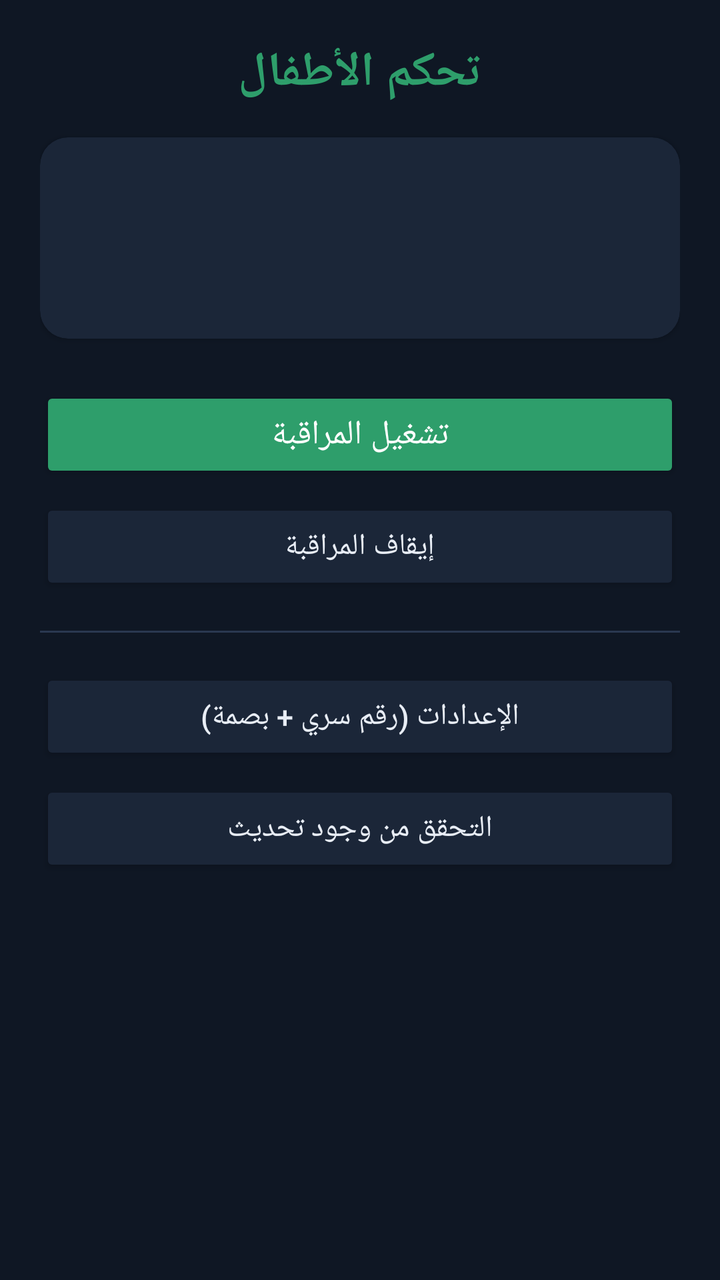
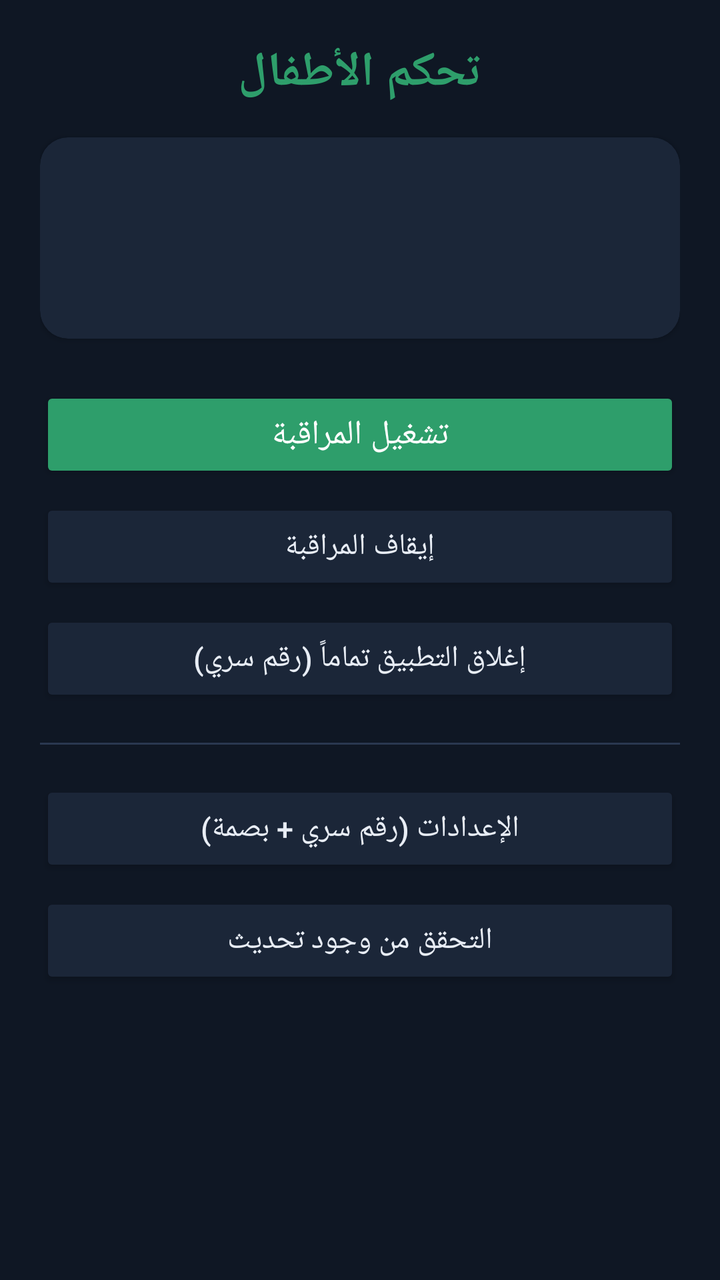

The first picture is an Android layout as it rendered before a commit; the second is the same layout after the commit. The layout source and the unified diff follow.
<!-- AndroidManifest.xml: application theme Theme.KidsControl -->
<!-- res/layout/activity_main.xml -->
<?xml version="1.0" encoding="utf-8"?>
<ScrollView xmlns:android="http://schemas.android.com/apk/res/android"
    android:layout_width="match_parent"
    android:layout_height="match_parent"
    android:background="@color/bg"
    android:fillViewport="true">

    <LinearLayout
        android:layout_width="match_parent"
        android:layout_height="wrap_content"
        android:orientation="vertical">

        
        <LinearLayout
            android:id="@+id/home_root"
            android:layout_width="match_parent"
            android:layout_height="wrap_content"
            android:orientation="vertical"
            android:padding="20dp">

            <TextView
                android:layout_width="match_parent"
                android:layout_height="wrap_content"
                android:text="@string/app_name"
                android:textColor="@color/accent"
                android:textSize="24sp"
                android:textStyle="bold"
                android:gravity="center"
                android:paddingBottom="16dp" />

            <androidx.cardview.widget.CardView style="@style/Card">
                <LinearLayout style="@style/CardInner">
                    <TextView
                        android:id="@+id/tv_home_status"
                        android:layout_width="match_parent"
                        android:layout_height="wrap_content"
                        android:textColor="@color/text"
                        android:textSize="20sp"
                        android:textStyle="bold"
                        android:gravity="center"
                        android:paddingTop="6dp"
                        android:paddingBottom="6dp" />
                    <TextView
                        android:id="@+id/tv_home_sub"
                        style="@style/Hint"
                        android:gravity="center" />
                </LinearLayout>
            </androidx.cardview.widget.CardView>

            <Button
                android:id="@+id/btn_home_start"
                style="@style/Primary"
                android:text="@string/start_monitor" />
            <Button
                android:id="@+id/btn_home_stop"
                style="@style/Secondary"
                android:text="@string/stop_monitor" />

            <View style="@style/Divider" />

            <Button
                android:id="@+id/btn_open_settings"
                style="@style/Secondary"
                android:text="@string/open_settings" />

            <Button
                android:id="@+id/btn_update"
                style="@style/Secondary"
                android:text="@string/check_update" />

            <TextView
                android:id="@+id/tv_version"
                android:layout_width="match_parent"
                android:layout_height="wrap_content"
                android:gravity="center"
                android:paddingTop="10dp"
                android:textColor="@color/hint"
                android:textSize="13sp" />
        </LinearLayout>

        
        <LinearLayout
            android:id="@+id/settings_root"
            android:layout_width="match_parent"
            android:layout_height="wrap_content"
            android:orientation="vertical"
            android:visibility="gone"
            android:padding="20dp">

            <TextView
                android:layout_width="match_parent"
                android:layout_height="wrap_content"
                android:text="@string/settings_title"
                android:textColor="@color/accent"
                android:textSize="22sp"
                android:textStyle="bold"
                android:gravity="center"
                android:paddingBottom="16dp" />

            
            <androidx.cardview.widget.CardView
                style="@style/Card">
                <LinearLayout style="@style/CardInner">
                    <CheckBox
                        android:id="@+id/cb_yt"
                        android:layout_width="match_parent"
                        android:layout_height="wrap_content"
                        android:text="@string/limit_youtube"
                        android:textColor="@color/text"
                        android:textSize="17sp" />
                    <TextView style="@style/Hint" android:text="@string/minutes_label" />
                    <EditText
                        android:id="@+id/et_yt"
                        style="@style/Num"
                        android:hint="30" />
                </LinearLayout>
            </androidx.cardview.widget.CardView>

            
            <androidx.cardview.widget.CardView
                style="@style/Card">
                <LinearLayout style="@style/CardInner">
                    <CheckBox
                        android:id="@+id/cb_game"
                        android:layout_width="match_parent"
                        android:layout_height="wrap_content"
                        android:text="@string/limit_games"
                        android:textColor="@color/text"
                        android:textSize="17sp" />
                    <TextView style="@style/Hint" android:text="@string/minutes_label" />
                    <EditText
                        android:id="@+id/et_game"
                        style="@style/Num"
                        android:hint="30" />
                </LinearLayout>
            </androidx.cardview.widget.CardView>

            
            <androidx.cardview.widget.CardView
                style="@style/Card">
                <LinearLayout style="@style/CardInner">
                    <TextView
                        android:layout_width="match_parent"
                        android:layout_height="wrap_content"
                        android:text="@string/cooldown_label"
                        android:textColor="@color/text"
                        android:textSize="17sp" />
                    <TextView style="@style/Hint" android:text="@string/cooldown_hint" />
                    <EditText
                        android:id="@+id/et_cooldown"
                        style="@style/Num"
                        android:hint="10" />
                </LinearLayout>
            </androidx.cardview.widget.CardView>

            
            <androidx.cardview.widget.CardView
                style="@style/Card">
                <LinearLayout style="@style/CardInner">
                    <CheckBox
                        android:id="@+id/cb_schedule"
                        android:layout_width="match_parent"
                        android:layout_height="wrap_content"
                        android:text="@string/schedule_label"
                        android:textColor="@color/text"
                        android:textSize="17sp" />
                    <TextView style="@style/Hint" android:text="@string/schedule_hint" />
                    <Button
                        android:id="@+id/btn_sched_from"
                        style="@style/Secondary"
                        android:text="@string/sched_from" />
                    <Button
                        android:id="@+id/btn_sched_to"
                        style="@style/Secondary"
                        android:text="@string/sched_to" />
                </LinearLayout>
            </androidx.cardview.widget.CardView>

            
            <androidx.cardview.widget.CardView style="@style/Card">
                <LinearLayout style="@style/CardInner">
                    <CheckBox
                        android:id="@+id/cb_night"
                        android:layout_width="match_parent"
                        android:layout_height="wrap_content"
                        android:text="@string/night_label"
                        android:textColor="@color/text"
                        android:textSize="17sp" />
                    <TextView style="@style/Hint" android:text="@string/night_hint" />
                    <Button android:id="@+id/btn_night_from" style="@style/Secondary" android:text="@string/night_from" />
                    <Button android:id="@+id/btn_night_to" style="@style/Secondary" android:text="@string/night_to" />
                    <TextView style="@style/Hint" android:text="@string/night_limit_label" />
                    <EditText android:id="@+id/et_night_limit" style="@style/Num" android:hint="1" />
                </LinearLayout>
            </androidx.cardview.widget.CardView>

            
            <androidx.cardview.widget.CardView style="@style/Card">
                <LinearLayout style="@style/CardInner">
                    <TextView
                        android:layout_width="match_parent"
                        android:layout_height="wrap_content"
                        android:text="@string/break_settings_label"
                        android:textColor="@color/text"
                        android:textSize="17sp" />
                    <TextView style="@style/Hint" android:text="@string/break_hint" />
                    <TextView style="@style/Hint" android:text="@string/break_threshold_label" />
                    <EditText android:id="@+id/et_break_threshold" style="@style/Num" android:hint="20" />
                    <TextView style="@style/Hint" android:text="@string/break_minutes_label" />
                    <EditText android:id="@+id/et_break_minutes" style="@style/Num" android:hint="60" />
                </LinearLayout>
            </androidx.cardview.widget.CardView>

            
            <androidx.cardview.widget.CardView style="@style/Card">
                <LinearLayout style="@style/CardInner">
                    <TextView
                        android:layout_width="match_parent"
                        android:layout_height="wrap_content"
                        android:text="@string/resume_label"
                        android:textColor="@color/text"
                        android:textSize="17sp" />
                    <TextView style="@style/Hint" android:text="@string/resume_hint" />
                    <EditText android:id="@+id/et_resume" style="@style/Num" android:hint="30" />
                </LinearLayout>
            </androidx.cardview.widget.CardView>

            
            <androidx.cardview.widget.CardView style="@style/Card">
                <LinearLayout style="@style/CardInner">
                    <CheckBox
                        android:id="@+id/cb_revert"
                        android:layout_width="match_parent"
                        android:layout_height="wrap_content"
                        android:text="@string/revert_label"
                        android:textColor="@color/text"
                        android:textSize="17sp" />
                    <TextView style="@style/Hint" android:text="@string/revert_hint" />
                    <TextView style="@style/Hint" android:text="@string/revert_minutes_label" />
                    <EditText android:id="@+id/et_revert" style="@style/Num" android:hint="30" />
                    <Button
                        android:id="@+id/btn_save_default"
                        style="@style/Secondary"
                        android:text="@string/save_as_default" />
                    <TextView android:id="@+id/tv_default_status" style="@style/Hint" />
                </LinearLayout>
            </androidx.cardview.widget.CardView>

            
            <androidx.cardview.widget.CardView
                style="@style/Card">
                <LinearLayout style="@style/CardInner">
                    <TextView
                        android:layout_width="match_parent"
                        android:layout_height="wrap_content"
                        android:text="@string/apps_label"
                        android:textColor="@color/text"
                        android:textSize="17sp" />
                    <TextView style="@style/Hint" android:text="@string/apps_hint" />
                    <Button android:id="@+id/btn_pick_video" style="@style/Secondary" android:text="@string/pick_video" />
                    <Button android:id="@+id/btn_pick_games" style="@style/Secondary" android:text="@string/pick_games" />
                    <Button android:id="@+id/btn_pick_allowed" style="@style/Secondary" android:text="@string/pick_allowed" />
                </LinearLayout>
            </androidx.cardview.widget.CardView>

            <Button
                android:id="@+id/btn_save"
                style="@style/Primary"
                android:text="@string/save_settings" />

            <Button
                android:id="@+id/btn_change_pin"
                style="@style/Secondary"
                android:text="@string/change_pin" />

            <View style="@style/Divider" />

            
            <TextView
                android:layout_width="match_parent"
                android:layout_height="wrap_content"
                android:text="@string/permissions"
                android:textColor="@color/accent"
                android:textSize="18sp"
                android:textStyle="bold"
                android:paddingTop="8dp"
                android:paddingBottom="8dp" />

            <TextView
                android:id="@+id/tv_usage_status"
                style="@style/Status" />
            <Button
                android:id="@+id/btn_usage"
                style="@style/Secondary"
                android:text="@string/grant_usage" />

            <TextView
                android:id="@+id/tv_overlay_status"
                style="@style/Status" />
            <Button
                android:id="@+id/btn_overlay"
                style="@style/Secondary"
                android:text="@string/grant_overlay" />

            <TextView
                android:layout_width="match_parent"
                android:layout_height="wrap_content"
                android:text="@string/protection_title"
                android:textColor="@color/accent"
                android:textSize="18sp"
                android:textStyle="bold"
                android:paddingTop="18dp"
                android:paddingBottom="4dp" />
            <TextView style="@style/Hint" android:text="@string/protection_hint" />

            <Button
                android:id="@+id/btn_restricted"
                style="@style/Secondary"
                android:text="@string/grant_restricted" />

            <TextView
                android:id="@+id/tv_a11y_status"
                style="@style/Status" />
            <Button
                android:id="@+id/btn_a11y"
                style="@style/Secondary"
                android:text="@string/grant_a11y" />

            <TextView
                android:id="@+id/tv_notif_status"
                style="@style/Status" />
            <Button
                android:id="@+id/btn_notif"
                style="@style/Secondary"
                android:text="@string/grant_notif" />

            <TextView
                android:id="@+id/tv_admin_status"
                style="@style/Status" />
            <Button
                android:id="@+id/btn_admin"
                style="@style/Secondary"
                android:text="@string/grant_admin" />

            <View style="@style/Divider" />

            <TextView
                android:id="@+id/tv_service_status"
                style="@style/Status" />

            <Button
                android:id="@+id/btn_start"
                style="@style/Primary"
                android:text="@string/start_monitor" />
            <Button
                android:id="@+id/btn_stop"
                style="@style/Secondary"
                android:text="@string/stop_monitor" />

        </LinearLayout>
    </LinearLayout>
</ScrollView>
<!-- resources referenced by this layout -->
<resources>
  <color name="accent">#2E9E6B</color>
  <color name="bg">#0F1724</color>
  <color name="hint">#9AA7BD</color>
  <color name="text">#E8EDF5</color>
  <string name="app_name">تحكم الأطفال</string>
  <string name="apps_label">التطبيقات</string>
  <string name="break_minutes_label">مدة الاستراحة (بالدقائق):</string>
  <string name="break_settings_label">الاستراحة الإجبارية</string>
  <string name="break_threshold_label">زمن الجلسة الذي يُلزم الاستراحة (بالدقائق):</string>
  <string name="change_pin">تغيير الرقم السري</string>
  <string name="check_update">التحقق من وجود تحديث</string>
  <string name="cooldown_label">مدة الراحة لإعادة التصفير</string>
  <string name="grant_a11y">٢) تفعيل خدمة الحماية (إمكانية الوصول)</string>
  <string name="grant_admin">٤) منع حذف التطبيق (مسؤول الجهاز)</string>
  <string name="grant_notif">٣) كشف تشغيل الفيديو (الوصول للإشعارات)</string>
  <string name="grant_overlay">منح صلاحية «العرض فوق التطبيقات»</string>
  <string name="grant_restricted">١) السماح بالإعدادات المقيدة</string>
  <string name="grant_usage">منح صلاحية «الوصول إلى بيانات الاستخدام»</string>
  <string name="limit_games">تفعيل الحد على الألعاب</string>
  <string name="limit_youtube">تفعيل الحد على الفيديو (يوتيوب، تيك توك، إنستغرام، المتصفح…)</string>
  <string name="minutes_label">المدة المسموحة (بالدقائق):</string>
  <string name="night_from">من الساعة: %1$s</string>
  <string name="night_hint">خلال هذه الفترة يصبح الحد للفيديو والألعاب قصيراً جداً (دقيقة واحدة افتراضياً).</string>
  <string name="night_label">قيود الليل (حد مشدّد ليلاً)</string>
  <string name="night_limit_label">الحد الليلي (بالدقائق):</string>
  <string name="night_to">إلى الساعة: %1$s</string>
  <string name="open_settings">الإعدادات (رقم سري + بصمة)</string>
  <string name="permissions">الصلاحيات المطلوبة</string>
  <string name="pick_allowed">تطبيقات مسموحة دائماً (لا تُحتسب)…</string>
  <string name="pick_games">الألعاب…</string>
  <string name="pick_video">تطبيقات الفيديو…</string>
  <string name="protection_title">الحماية من التحايل</string>
  <string name="resume_hint">عند إيقافك المراقبة يدوياً تعود للعمل تلقائياً بعد هذه المدة، فلا تُنسى متوقفة.</string>
  <string name="resume_label">العودة التلقائية بعد الإيقاف</string>
  <string name="revert_hint">أي تغيير تجريه على الإعدادات يُعتبر مؤقتاً، ويعود التطبيق للإعداد الافتراضي المحفوظ كل مدة تحددها.</string>
  <string name="revert_label">العودة للإعداد الافتراضي تلقائياً</string>
  <string name="revert_minutes_label">كل كم دقيقة يعود للإعداد الافتراضي:</string>
  <string name="save_as_default">حفظ الإعدادات الحالية كإعداد افتراضي</string>
  <string name="save_settings">حفظ الإعدادات</string>
  <string name="sched_from">من الساعة: %1$s</string>
  <string name="sched_to">إلى الساعة: %1$s</string>
  <string name="schedule_hint">خلال هذه الفترة لا تعمل المراقبة (مثلاً وقت الدوام نهاراً). تُستأنف تلقائياً بعدها.</string>
  <string name="schedule_label">تعطيل المراقبة في وقت محدد يومياً</string>
  <string name="settings_title">الإعدادات</string>
  <string name="start_monitor">تشغيل المراقبة</string>
  <string name="stop_monitor">إيقاف المراقبة</string>
  <color name="card">#1B2638</color>
  <color name="divider">#2A3850</color>
  <color name="accent_dark">#247A52</color>
  <!-- unchanged entries left out for length: 13 -->
</resources>

<!-- the commit's change to res/layout/activity_main.xml (unified diff, before → after) -->
@@ -55,6 +55,10 @@
                 android:id="@+id/btn_home_stop"
                 style="@style/Secondary"
                 android:text="@string/stop_monitor" />
+            <Button
+                android:id="@+id/btn_home_close"
+                style="@style/Secondary"
+                android:text="@string/close_app" />
 
             <View style="@style/Divider" />
 
@@ -180,6 +184,50 @@
             <androidx.cardview.widget.CardView style="@style/Card">
                 <LinearLayout style="@style/CardInner">
                     <CheckBox
+                        android:id="@+id/cb_relax"
+                        android:layout_width="match_parent"
+                        android:layout_height="wrap_content"
+                        android:text="@string/relax_label"
+                        android:textColor="@color/text"
+                        android:textSize="17sp" />
+                    <TextView style="@style/Hint" android:text="@string/relax_hint" />
+                    <Button android:id="@+id/btn_relax_days" style="@style/Secondary" android:text="@string/relax_days_btn" />
+                    <TextView style="@style/Hint" android:text="@string/relax_limit_label" />
+                    <EditText android:id="@+id/et_relax_limit" style="@style/Num" android:hint="60" />
+                </LinearLayout>
+            </androidx.cardview.widget.CardView>
+
+            
+            <androidx.cardview.widget.CardView style="@style/Card">
+                <LinearLayout style="@style/CardInner">
+                    <TextView
+                        android:layout_width="match_parent"
+                        android:layout_height="wrap_content"
+                        android:text="@string/exclude_label"
+                        android:textColor="@color/text"
+                        android:textSize="17sp" />
+                    <TextView style="@style/Hint" android:text="@string/exclude_hint" />
+                    <CheckBox
+                        android:id="@+id/cb_exclude_fb"
+                        android:layout_width="match_parent"
+                        android:layout_height="wrap_content"
+                        android:text="@string/exclude_fb"
+                        android:textColor="@color/text"
+                        android:textSize="16sp" />
+                    <CheckBox
+                        android:id="@+id/cb_exclude_ig"
+                        android:layout_width="match_parent"
+                        android:layout_height="wrap_content"
+                        android:text="@string/exclude_ig"
+                        android:textColor="@color/text"
+                        android:textSize="16sp" />
+                </LinearLayout>
+            </androidx.cardview.widget.CardView>
+
+            
+            <androidx.cardview.widget.CardView style="@style/Card">
+                <LinearLayout style="@style/CardInner">
+                    <CheckBox
                         android:id="@+id/cb_night"
                         android:layout_width="match_parent"
                         android:layout_height="wrap_content"
<!-- resource entries referenced after the edit -->
@@ -11,7 +11,12 @@
   <string name="break_threshold_label">زمن الجلسة الذي يُلزم الاستراحة (بالدقائق):</string>
   <string name="change_pin">تغيير الرقم السري</string>
   <string name="check_update">التحقق من وجود تحديث</string>
+  <string name="close_app">إغلاق التطبيق تماماً (رقم سري)</string>
   <string name="cooldown_label">مدة الراحة لإعادة التصفير</string>
+  <string name="exclude_fb">استثناء فيسبوك</string>
+  <string name="exclude_hint">عند التفعيل لا يُحتسب التطبيق ولا يُقفل (مفيد لجوال مشترك).</string>
+  <string name="exclude_ig">استثناء إنستاجرام</string>
+  <string name="exclude_label">استثناء تطبيقات</string>
   <string name="grant_a11y">٢) تفعيل خدمة الحماية (إمكانية الوصول)</string>
   <string name="grant_admin">٤) منع حذف التطبيق (مسؤول الجهاز)</string>
   <string name="grant_notif">٣) كشف تشغيل الفيديو (الوصول للإشعارات)</string>
@@ -32,6 +37,10 @@
   <string name="pick_games">الألعاب…</string>
   <string name="pick_video">تطبيقات الفيديو…</string>
   <string name="protection_title">الحماية من التحايل</string>
+  <string name="relax_days_btn">اختر الأيام</string>
+  <string name="relax_hint">في الأيام المختارة يصبح الحد المشترك أوسع (ساعة افتراضياً يوم الجمعة). قيود الليل تبقى سارية.</string>
+  <string name="relax_label">أيام مفتوحة (حد أوسع)</string>
+  <string name="relax_limit_label">الحد في الأيام المفتوحة (بالدقائق):</string>
   <string name="resume_hint">عند إيقافك المراقبة يدوياً تعود للعمل تلقائياً بعد هذه المدة، فلا تُنسى متوقفة.</string>
   <string name="resume_label">العودة التلقائية بعد الإيقاف</string>
   <string name="revert_hint">أي تغيير تجريه على الإعدادات يُعتبر مؤقتاً، ويعود التطبيق للإعداد الافتراضي المحفوظ كل مدة تحددها.</string>
